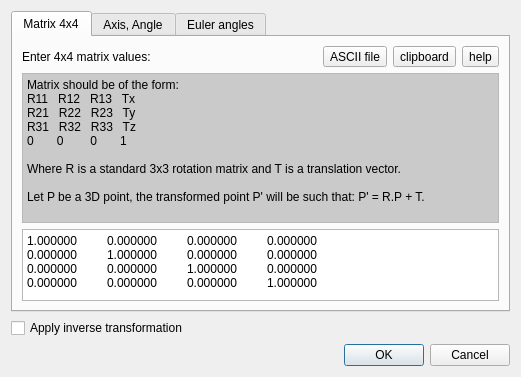
First picture: the form in qCC/ui_templates/applyTransformationDlg.ui, repository CloudCompare/CloudCompare, before the edit.
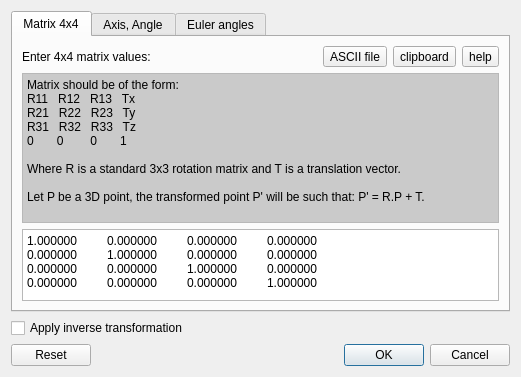
Second picture: the form after the edit.

Commit message: new 'Reset' button on the 'Apply Transformation' tool dialog

```diff
--- a/qCC/ui_templates/applyTransformationDlg.ui
+++ b/qCC/ui_templates/applyTransformationDlg.ui
@@ -6,7 +6,7 @@
    <rect>
     <x>0</x>
     <y>0</y>
-    <width>508</width>
+    <width>516</width>
     <height>370</height>
    </rect>
   </property>
@@ -523,7 +523,7 @@
    <item>
     <widget class="QDialogButtonBox" name="buttonBox">
      <property name="standardButtons">
-      <set>QDialogButtonBox::Cancel|QDialogButtonBox::Ok</set>
+      <set>QDialogButtonBox::Cancel|QDialogButtonBox::Ok|QDialogButtonBox::Reset</set>
      </property>
     </widget>
    </item>
```
The commit also changes 4 other files.
